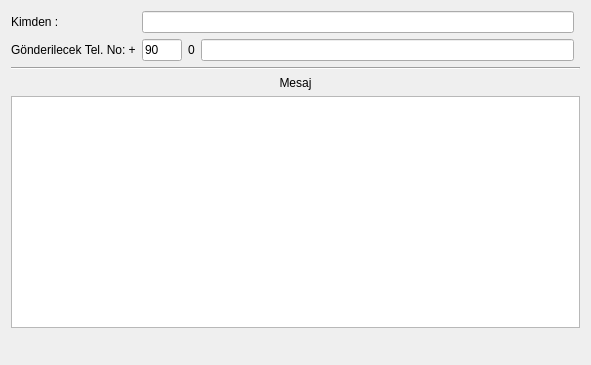
The window that SMS/sms_sender_gui.ui (adakteknoloji/FRAMEWORK) describes before a commit, drawn with Qt 5.
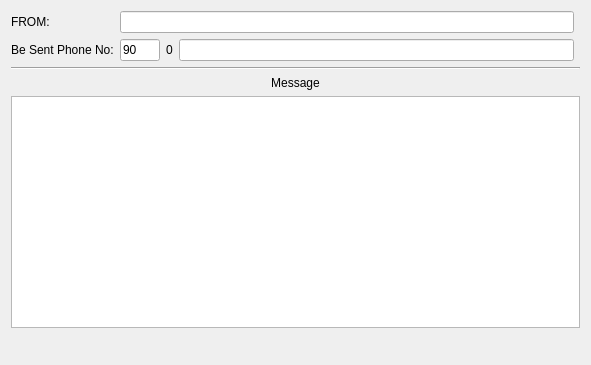
The same window after the commit.

The edit to the form file:
```diff
--- a/SMS/sms_sender_gui.ui
+++ b/SMS/sms_sender_gui.ui
@@ -32,7 +32,7 @@
       </sizepolicy>
      </property>
      <property name="text">
-      <string>Kimden :</string>
+      <string>FROM:</string>
      </property>
     </widget>
    </item>
@@ -48,7 +48,7 @@
       </sizepolicy>
      </property>
      <property name="text">
-      <string>Gönderilecek Tel. No: +</string>
+      <string>Be Sent Phone No:</string>
      </property>
     </widget>
    </item>
@@ -127,7 +127,7 @@
       </size>
      </property>
      <property name="text">
-      <string>Mesaj</string>
+      <string>Message</string>
      </property>
      <property name="alignment">
       <set>Qt::AlignHCenter|Qt::AlignTop</set>
```
Left out of the diff: 2 changed lines with no effect on the pictures.
